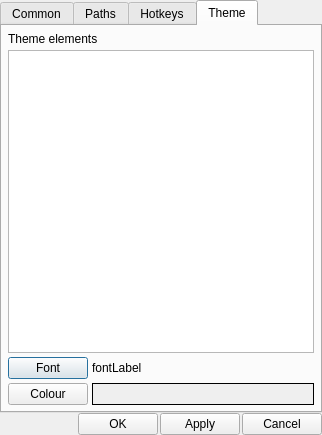
First picture: the form in src/settings/settingsdialog.ui, repository YomikoR/VapourSynth-Editor, before the edit.
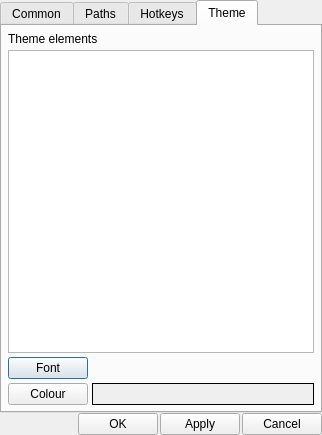
Second picture: the form after the edit. The open tabs and pages were chosen to show the change.

Diff of the .ui file:
```diff
--- a/src/settings/settingsdialog.ui
+++ b/src/settings/settingsdialog.ui
@@ -578,7 +578,7 @@
             </sizepolicy>
            </property>
            <property name="text">
-            <string>fontLabel</string>
+            <string/>
            </property>
           </widget>
          </item>
```
